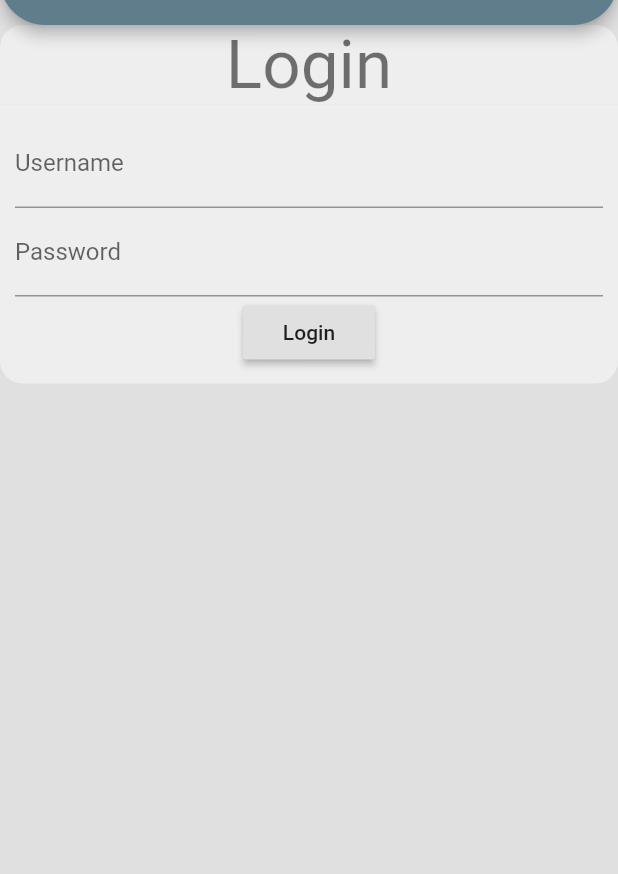
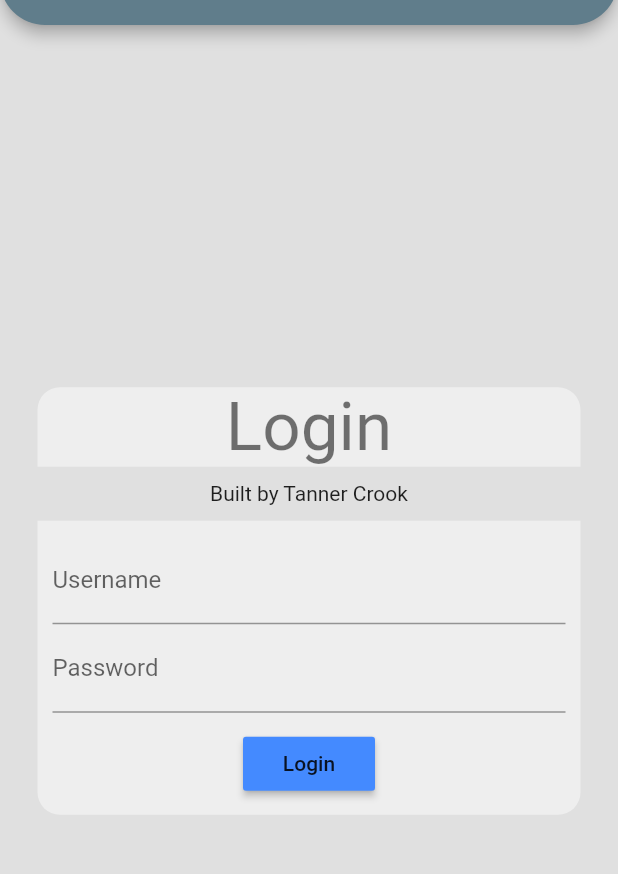
Before and after one commit to tannercrook/wycorder, a Flutter app: the screen it shows after launch, on a phone screen of 412 x 824 dp, the part 59-933 px from its top. Run offline on Flutter 3.47's test engine with Material 2 defaults, Android fonts, the phone set to English and light mode, and no system bars.

Commit message:
Made adjustments to the login view, made changes to API calls, and upgraded flutter.

```diff
--- a/app/flutter_wycorder/lib/src/FlutterWycorder.dart
+++ b/app/flutter_wycorder/lib/src/FlutterWycorder.dart
@@ -49,7 +49,9 @@ class FlutterWycorder {
 
 
   Future<List<Reading>> fetchReadings() async {
-    final response = await http.get(this.baseURL+'/reading/', headers: {'token':this.token});
+    print(this.baseURL+'/reading/');
+    final response = await http.get(this.baseURL+'/reading/', headers: {HttpHeaders.contentTypeHeader: "application/x-www-form-urlencoded",'token':this.token});
+    print(response.toString());
     if (response.statusCode == 200) {
       List<Reading> readings = (json.decode(response.body) as List).map((e) => Reading.fromJson(e)).toList();
       return readings;
--- a/app/lib/LoginView.dart
+++ b/app/lib/LoginView.dart
@@ -19,8 +19,12 @@ class _LoginViewState extends State<LoginView> {
   Widget build(BuildContext context) {
     _initPrefs();
     return Scaffold(
-      body: Container( child:Center(
+      body: Container(
+        padding: EdgeInsets.only(left: 25, right: 25),
+        child: Center(
         child: Column(
+            mainAxisAlignment: MainAxisAlignment.center,
+            crossAxisAlignment: CrossAxisAlignment.center,
           children: [
             Container(
               decoration: BoxDecoration(
@@ -29,6 +33,12 @@ class _LoginViewState extends State<LoginView> {
               ),
               child: Center(
                 child: Text('Login', style: Theme.of(context).textTheme.headline3,),
+              )
+            ),
+            Container(
+              padding: EdgeInsets.only(top: 10, bottom: 10),
+              child: Center(
+                child: Text('Built by Tanner Crook'),
               )
             ),
             Container(
@@ -66,7 +76,9 @@ class _LoginViewState extends State<LoginView> {
                         },
                       ),
                       Container(
+                        margin: EdgeInsets.only(top: 10),
                         child: RaisedButton(
+                          color: Colors.blueAccent,
                           child: Text('Login'),
                           onPressed: () {
                             this._submit();
--- a/app/lib/globals.dart
+++ b/app/lib/globals.dart
@@ -1,5 +1,5 @@
 import 'package:flutter_wycorder/flutter_wycorder.dart';
 
-String apiBaseURL = 'http://localhost/wycorder-api/api/v1';
+String apiBaseURL = 'https://localhost/wycorder-api/api/v1';
 SystemUser user = SystemUser();
 bool addedNewReading = false;
```
Also changed, not shown: app/pubspec.lock.
